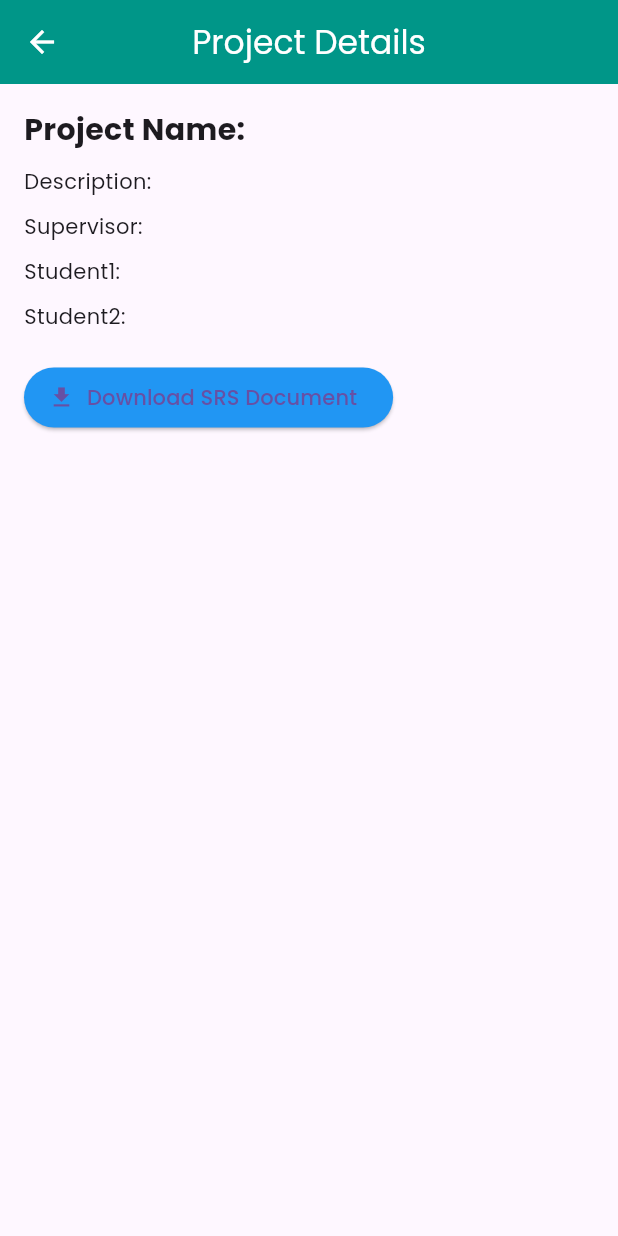
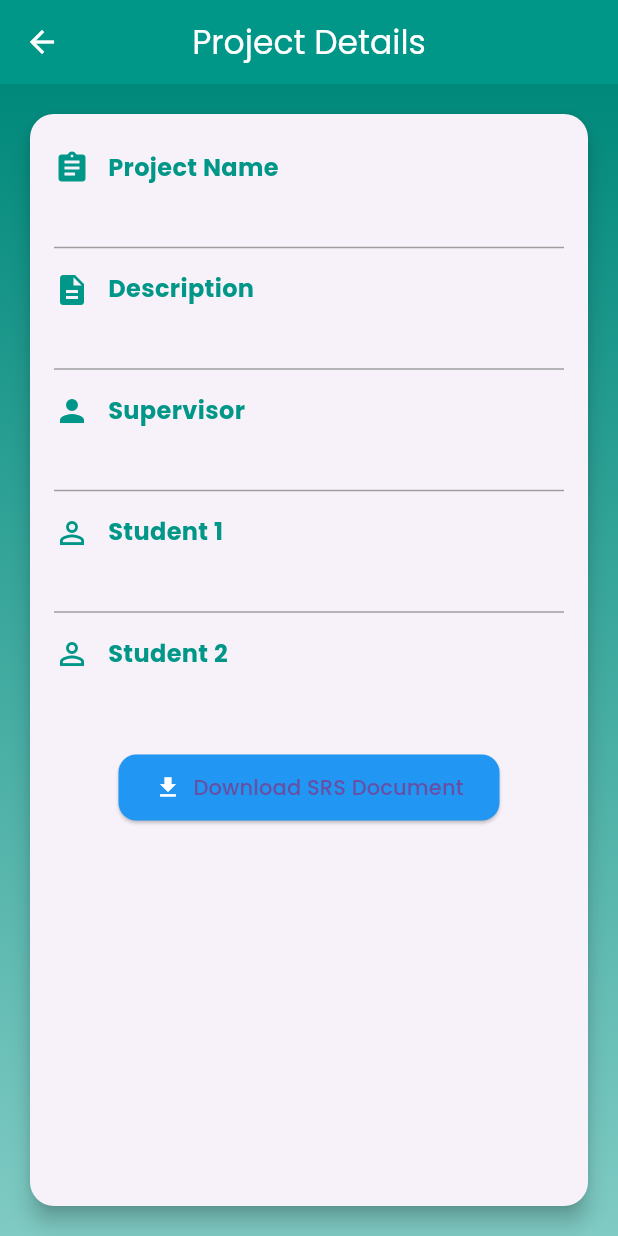
Before and after one commit to nayyerfarooq/FYP_Navigator, a Flutter app: the ProjectDetailsScreen screen opened directly with empty values, on a phone screen of 412 x 824 dp. Run offline on Flutter 3.47's test engine with Material 3 defaults, Android fonts, the phone set to English and light mode, and no system bars; our stand-ins replace cloud_firestore, convex_bottom_bar, file_picker, firebase_auth, firebase_core, firebase_storage and 3 more; accounts and stored records are empty.

Commit message:
bugs fixed

```diff
--- a/lib/Portals/AdminPortal/admin_add_projects.dart
+++ b/lib/Portals/AdminPortal/admin_add_projects.dart
@@ -33,7 +33,6 @@ class _AddProjectsState extends State<AddProjects> {
   final TextEditingController _projectTitleController = TextEditingController();
   final TextEditingController _supervisorController = TextEditingController();
   final TextEditingController _descriptionController = TextEditingController();
-  final TextEditingController _sessionController = TextEditingController();
   final TextEditingController _student1Controller = TextEditingController();
   final TextEditingController _student2Controller = TextEditingController();
   String? _uploadedFileUrl;
@@ -112,7 +111,7 @@ class _AddProjectsState extends State<AddProjects> {
         'Student2': _student2Controller.text,
         'supervisor': _supervisorController.text,
         'description': _descriptionController.text,
-        'session': _sessionController.text,
+        'session': _selectedSession,
         'fileUrl': _uploadedFileUrl,
         'timestamp': FieldValue.serverTimestamp(),
       });
--- a/lib/Portals/studentportal/PastProjects/past_project_detail.dart
+++ b/lib/Portals/studentportal/PastProjects/past_project_detail.dart
@@ -1,6 +1,5 @@
 import 'package:flutter/material.dart';
 import 'package:cloud_firestore/cloud_firestore.dart';
-import 'package:firebase_storage/firebase_storage.dart';
 import 'package:fyp_navigator/CustomWidgets/Snakbar.dart';
 import 'package:url_launcher/url_launcher.dart';
 
@@ -14,11 +13,19 @@ class ProjectDetailsScreen extends StatelessWidget {
     return Scaffold(
       appBar: AppBar(
         centerTitle: true,
-        foregroundColor: Colors.white,
         title: const Text('Project Details'),
         backgroundColor: Colors.teal,
+        foregroundColor: Colors.white,
       ),
-      body: FutureBuilder<DocumentSnapshot>(
+      body: Container(
+        decoration: BoxDecoration(
+          gradient: LinearGradient(
+            colors: [Colors.teal.shade600, Colors.teal.shade200],
+            begin: Alignment.topCenter,
+            end: Alignment.bottomCenter,
+          ),
+        ),
+        child: FutureBuilder<DocumentSnapshot>(
           future: FirebaseFirestore.instance
               .collection('PastProjects')
               .doc(projectId)
@@ -40,22 +47,30 @@ class ProjectDetailsScreen extends StatelessWidget {
 
             return Padding(
               padding: const EdgeInsets.all(16.0),
+              child: Card(
+                shape: RoundedRectangleBorder(
+                  borderRadius: BorderRadius.circular(16),
+                ),
+                elevation: 6,
+                child: Padding(
+                  padding: const EdgeInsets.all(16.0),
                   child: Column(
                     crossAxisAlignment: CrossAxisAlignment.start,
                     children: [
-                Text('Project Name: ${projectData['projectName']}', style: const TextStyle(fontSize: 20, fontWeight: FontWeight.bold)),
-                const SizedBox(height: 10),
-                Text('Description: ${projectData['description']}'),
-                const SizedBox(height: 10),
-                Text('Supervisor: ${projectData['supervisor']}'),
-                const SizedBox(height: 10),
-                Text('Student1: ${projectData['Student1'] ?? 'None'}'),
-                const SizedBox(height: 10),
-                Text('Student2: ${projectData['Student2'] ?? 'None'}'),
+                      _buildDetailRow(Icons.assignment, 'Project Name', projectData['projectName']),
+                      const Divider(thickness: 1, color: Colors.grey),
+                      _buildDetailRow(Icons.description, 'Description', projectData['description']),
+                      const Divider(thickness: 1, color: Colors.grey),
+                      _buildDetailRow(Icons.person, 'Supervisor', projectData['supervisor']),
+                      const Divider(thickness: 1, color: Colors.grey),
+                      _buildDetailRow(Icons.person_outline, 'Student 1', projectData['Student1'] ?? 'None'),
+                      const Divider(thickness: 1, color: Colors.grey),
+                      _buildDetailRow(Icons.person_outline, 'Student 2', projectData['Student2'] ?? 'None'),
                       const SizedBox(height: 20),
                       // Display download button if SRS document URL is available
                       projectData.containsKey('fileUrl') && projectData['fileUrl'] != null
-                    ? ElevatedButton.icon(
+                          ? Center(
+                        child: ElevatedButton.icon(
                           onPressed: () async {
                             String srsFileUrl = projectData['fileUrl'];
                             if (await canLaunchUrl(Uri.parse(srsFileUrl))) {
@@ -64,18 +79,60 @@ class ProjectDetailsScreen extends StatelessWidget {
                               showErrorSnackbar('Failed to open the document.');
                             }
                           },
-                  icon: const Icon(Icons.download),
+                          icon: const Icon(Icons.download, color: Colors.white),
                           label: const Text('Download SRS Document'),
                           style: ElevatedButton.styleFrom(
                             backgroundColor: Colors.blue,
+                            shape: RoundedRectangleBorder(
+                              borderRadius: BorderRadius.circular(12),
+                            ),
+                            padding: EdgeInsets.symmetric(vertical: 12, horizontal: 24),
+                          ),
                         ),
                       )
-                    : const Text('No SRS document available', style: TextStyle(color: Colors.red)),
+                          : const Center(
+                        child: Text(
+                          'No SRS document available',
+                          style: TextStyle(color: Colors.red, fontWeight: FontWeight.bold),
+                        ),
+                      ),
                     ],
+                  ),
+                ),
               ),
             );
           },
         ),
+      ),
+    );
+  }
+
+  Widget _buildDetailRow(IconData icon, String title, String value) {
+    return Padding(
+      padding: const EdgeInsets.symmetric(vertical: 8.0),
+      child: Row(
+        crossAxisAlignment: CrossAxisAlignment.start,
+        children: [
+          Icon(icon, color: Colors.teal, size: 24),
+          const SizedBox(width: 12),
+          Expanded(
+            child: Column(
+              crossAxisAlignment: CrossAxisAlignment.start,
+              children: [
+                Text(
+                  title,
+                  style: const TextStyle(fontSize: 16, fontWeight: FontWeight.bold, color: Colors.teal),
+                ),
+                const SizedBox(height: 4),
+                Text(
+                  value,
+                  style: const TextStyle(fontSize: 15, color: Colors.black87),
+                ),
+              ],
+            ),
+          ),
+        ],
+      ),
     );
   }
 }
```
Also changed, not shown: lib/Portals/studentportal/PastProjects/past_projects.dart (+69 -8 lines). Lines whose indentation alone changed are shown as unchanged.
